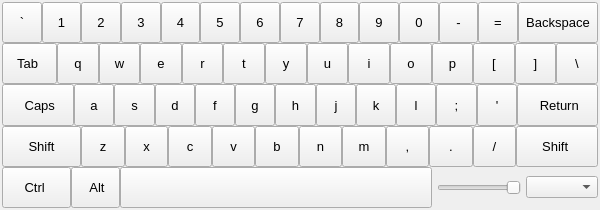
Before: the Qt Designer form qin/src/QVirtualKeyboard.ui in aitjcize/Qin, drawn with Qt 5.
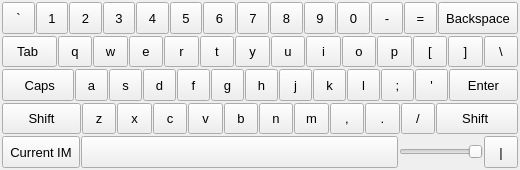
After: the same form once the commit is applied.

Diff of the .ui file:
```diff
--- a/qin/src/QVirtualKeyboard.ui
+++ b/qin/src/QVirtualKeyboard.ui
@@ -6,8 +6,8 @@
    <rect>
     <x>0</x>
     <y>0</y>
-    <width>600</width>
-    <height>210</height>
+    <width>520</width>
+    <height>170</height>
    </rect>
   </property>
   <property name="sizePolicy">
@@ -19,7 +19,7 @@
   <property name="minimumSize">
    <size>
     <width>520</width>
-    <height>187</height>
+    <height>170</height>
    </size>
   </property>
   <property name="windowTitle">
@@ -35,15 +35,21 @@
    <item>
     <layout class="QVBoxLayout" name="verticalLayout_2">
      <property name="spacing">
-      <number>0</number>
+      <number>2</number>
      </property>
      <property name="sizeConstraint">
       <enum>QLayout::SetDefaultConstraint</enum>
      </property>
+     <property name="topMargin">
+      <number>0</number>
+     </property>
+     <property name="bottomMargin">
+      <number>0</number>
+     </property>
      <item>
       <layout class="QHBoxLayout" name="horizontalLayout">
        <property name="spacing">
-        <number>0</number>
+        <number>1</number>
        </property>
        <item>
         <widget class="QToolButton" name="btnTilt">
@@ -386,7 +392,7 @@
      <item>
       <layout class="QHBoxLayout" name="horizontalLayout_2">
        <property name="spacing">
-        <number>0</number>
+        <number>1</number>
        </property>
        <item>
         <widget class="QToolButton" name="btnTab">
@@ -729,7 +735,7 @@
      <item>
       <layout class="QHBoxLayout" name="horizontalLayout_3">
        <property name="spacing">
-        <number>0</number>
+        <number>1</number>
        </property>
        <item>
         <widget class="QToolButton" name="btnCaps">
@@ -1039,7 +1045,7 @@
           <string>0x01000004</string>
          </property>
          <property name="text">
-          <string>    Return   </string>
+          <string>   Enter   </string>
          </property>
          <property name="autoRepeat">
           <bool>true</bool>
@@ -1051,7 +1057,7 @@
      <item>
       <layout class="QHBoxLayout" name="horizontalLayout_4">
        <property name="spacing">
-        <number>0</number>
+        <number>1</number>
        </property>
        <item>
         <widget class="QToolButton" name="btnShiftLeft">
@@ -1352,7 +1358,7 @@
      <item>
       <layout class="QHBoxLayout" name="horizontalLayout_5">
        <property name="spacing">
-        <number>0</number>
+        <number>1</number>
        </property>
        <item>
         <widget class="QToolButton" name="btnCtrlLeft">
@@ -1362,33 +1368,12 @@
            <verstretch>0</verstretch>
           </sizepolicy>
          </property>
-         <property name="font">
-          <font>
-           <pointsize>10</pointsize>
-          </font>
+         <property name="minimumSize">
+          <size>
+           <width>60</width>
+           <height>0</height>
+          </size>
          </property>
-         <property name="accessibleName">
-          <string>0x01000021</string>
-         </property>
-         <property name="text">
-          <string>    Ctrl     </string>
-         </property>
-         <property name="checkable">
-          <bool>true</bool>
-         </property>
-         <property name="autoRepeat">
-          <bool>true</bool>
-         </property>
-        </widget>
-       </item>
-       <item>
-        <widget class="QToolButton" name="btnAltLeft">
-         <property name="sizePolicy">
-          <sizepolicy hsizetype="Minimum" vsizetype="Minimum">
-           <horstretch>0</horstretch>
-           <verstretch>0</verstretch>
-          </sizepolicy>
-         </property>
          <property name="font">
           <font>
            <pointsize>10</pointsize>
@@ -1398,7 +1383,7 @@
           <string>0x01000023</string>
          </property>
          <property name="text">
-          <string>   Alt  </string>
+          <string>Current IM</string>
          </property>
          <property name="checkable">
           <bool>true</bool>
@@ -1432,22 +1417,6 @@
          </property>
         </widget>
        </item>
-       <item>
-        <spacer name="horizontalSpacer_2">
-         <property name="orientation">
-          <enum>Qt::Horizontal</enum>
-         </property>
-         <property name="sizeType">
-          <enum>QSizePolicy::Minimum</enum>
-         </property>
-         <property name="sizeHint" stdset="0">
-          <size>
-           <width>5</width>
-           <height>20</height>
-          </size>
-         </property>
-        </spacer>
-       </item>
        <item>
         <widget class="QSlider" name="opacitySlide">
          <property name="sizePolicy">
@@ -1465,29 +1434,30 @@
         </widget>
        </item>
        <item>
-        <spacer name="horizontalSpacer">
-         <property name="orientation">
-          <enum>Qt::Horizontal</enum>
-         </property>
-         <property name="sizeType">
-          <enum>QSizePolicy::Minimum</enum>
-         </property>
-         <property name="sizeHint" stdset="0">
-          <size>
-           <width>5</width>
-           <height>20</height>
-          </size>
-         </property>
-        </spacer>
-       </item>
-       <item>
-        <widget class="QComboBox" name="IMSelect">
+        <widget class="QToolButton" name="btnUp">
          <property name="sizePolicy">
-          <sizepolicy hsizetype="Minimum" vsizetype="Fixed">
+          <sizepolicy hsizetype="Minimum" vsizetype="Minimum">
            <horstretch>0</horstretch>
            <verstretch>0</verstretch>
           </sizepolicy>
          </property>
+         <property name="font">
+          <font>
+           <pointsize>10</pointsize>
+          </font>
+         </property>
+         <property name="accessibleName">
+          <string/>
+         </property>
+         <property name="text">
+          <string>  |  </string>
+         </property>
+         <property name="checkable">
+          <bool>true</bool>
+         </property>
+         <property name="autoRepeat">
+          <bool>true</bool>
+         </property>
         </widget>
        </item>
       </layout>
```
Left out of the diff: 4 changed lines with no effect on the pictures.
